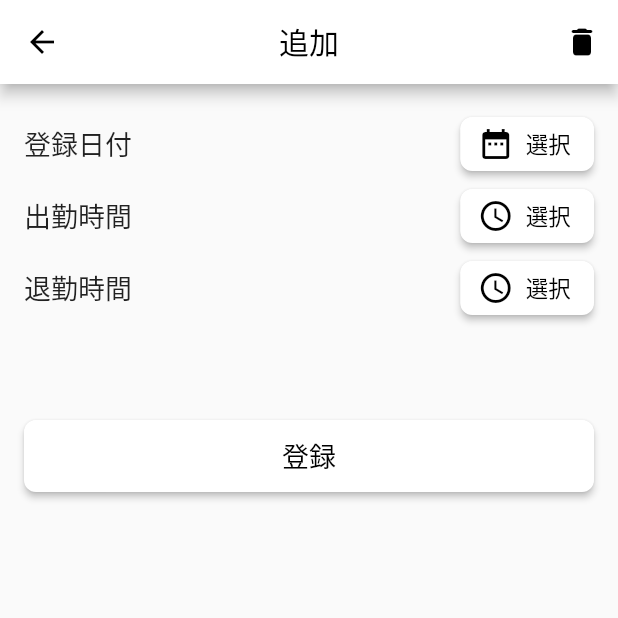
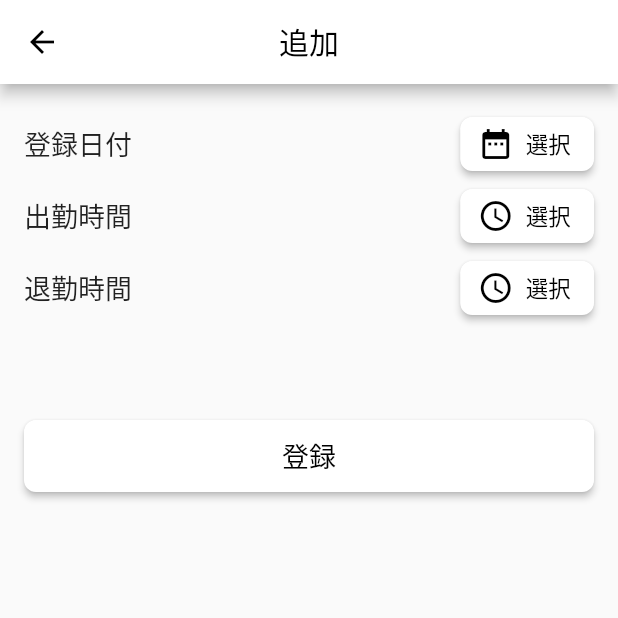
Before and after one commit to nfrutta/flutter-samples, a Flutter app: the EditPage screen opened directly, on a phone screen of 412 x 824 dp, the top half of it. Run offline on Flutter 3.47's test engine with Material 2 defaults, Android fonts, the phone set to English and light mode, and no system bars; our stand-ins replace cloud_firestore, firebase_core, flutter_slidable, month_picker_dialog, sqflite; accounts and stored records are empty.

Commit message:
追加時は削除ボタンを非表示にする

```diff
--- a/project/simple_timecard/lib/presentation/edit/edit_model.dart
+++ b/project/simple_timecard/lib/presentation/edit/edit_model.dart
@@ -5,6 +5,7 @@ import 'package:simple_timecard/domain/timecard.dart';
 import 'package:simple_timecard/domain/timecard_repository.dart';
 
 class EditModel extends ChangeNotifier {
+  int? timecardId;
   DateTime? selectedDate;
   String? selectedStartTime;
   String? selectedEndTime;
@@ -13,6 +14,7 @@ class EditModel extends ChangeNotifier {
     if (timecard == null) {
       return;
     }
+    this.timecardId = timecard.id;
     this.selectedDate = timecard.targetDate;
     this.selectedStartTime = timecard.startTimeString;
     this.selectedEndTime = timecard.endTimeString;
@@ -59,7 +61,11 @@ class EditModel extends ChangeNotifier {
   }
 
   Future delete() async {
-    // TODO: 削除処理実装
+    if (this.timecardId == null) {
+      // TODO:
+      return NavigateState.None;
+    }
+    await TimecardRepository.deleteTimecard(this.timecardId!);
     return NavigateState.Delete;
   }
 }
--- a/project/simple_timecard/lib/presentation/edit/edit_page.dart
+++ b/project/simple_timecard/lib/presentation/edit/edit_page.dart
@@ -26,6 +26,7 @@ class EditPage extends StatelessWidget {
           iconTheme: IconThemeData(color: Colors.black),
           actions: [
             Consumer<EditModel>(builder: (context, model, _) {
+              if (isAdd == true) return SizedBox();
               return IconButton(
                 icon: Icon(Icons.delete_rounded),
                 onPressed: () async {
```
